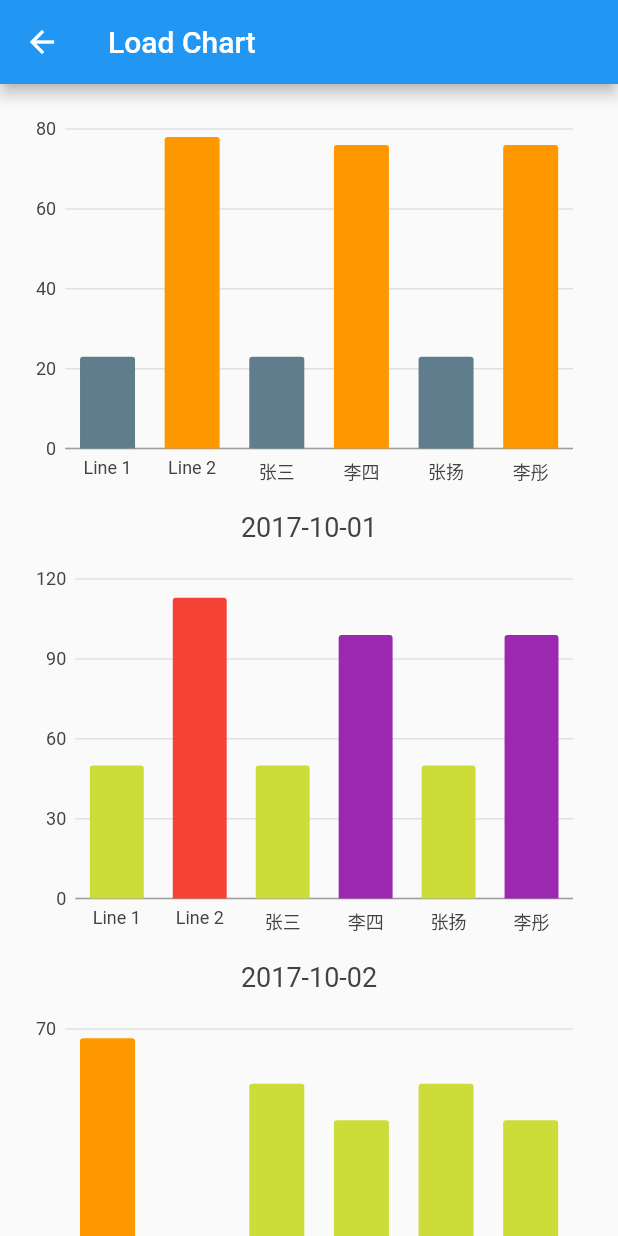
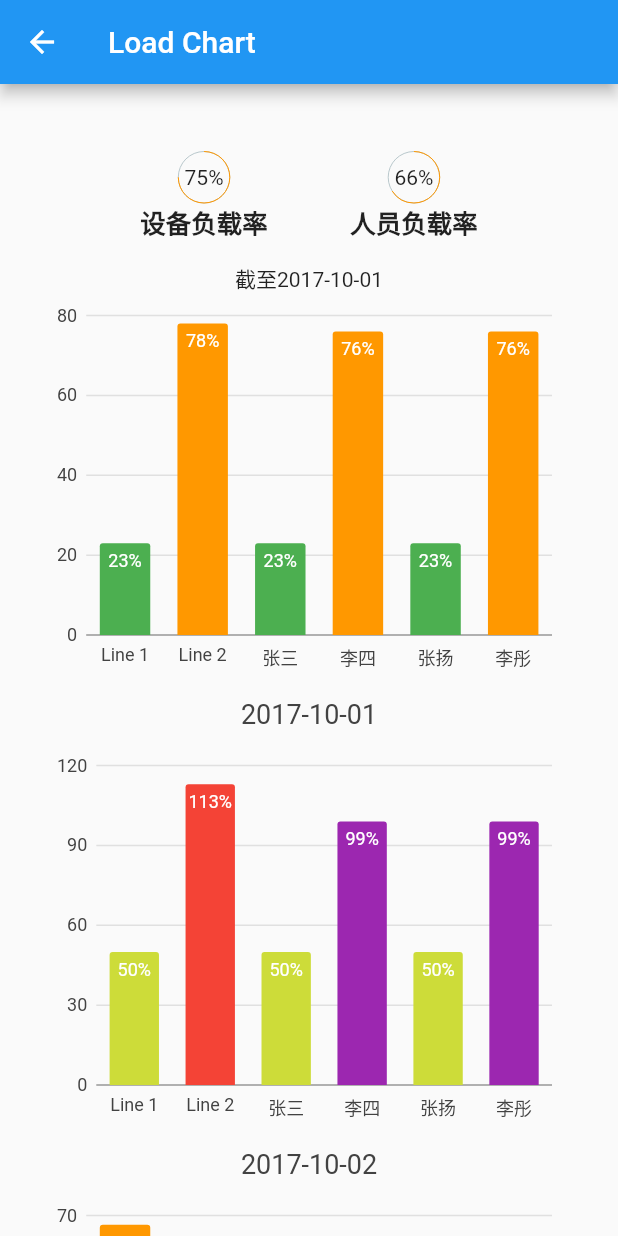
Before and after one commit to CCl4-NJU/gantt_flutter, a Flutter app: the screen it shows after launch, in the side drawer, after a tap on "Resource Load", on a phone screen of 412 x 824 dp. Run offline on Flutter 3.47's test engine with Material 2 defaults, Android fonts, the phone set to English and light mode, and no system bars; drawn by our look-alikes of percent_indicator; our stand-ins replace charts_flutter; missing offline and left inert: date_utils.

Commit message:
resource load page with load sum circular

```diff
--- a/lib/calendar_demo/gantt_chart/load_demo_page.dart
+++ b/lib/calendar_demo/gantt_chart/load_demo_page.dart
@@ -1,15 +1,16 @@
 import 'package:flutter/material.dart';
 import 'package:charts_flutter/flutter.dart' as charts;
+import 'package:percent_indicator/percent_indicator.dart';
 
 import 'models.dart';
 
 var bar_colors = [
-  charts.ColorUtil.fromDartColor(Colors.lightBlue),
-  charts.ColorUtil.fromDartColor(Colors.blueGrey),
-  charts.ColorUtil.fromDartColor(Colors.lime),
-  charts.ColorUtil.fromDartColor(Colors.orange),
-  charts.ColorUtil.fromDartColor(Colors.purple),
-  charts.ColorUtil.fromDartColor(Colors.red),
+  Colors.lightBlue,
+  Colors.green,
+  Colors.lime,
+  Colors.orange,
+  Colors.purple,
+  Colors.red,
 ];
 
 class LoadDemoPage extends StatefulWidget {
@@ -18,7 +19,7 @@ class LoadDemoPage extends StatefulWidget {
 }
 
 class LoadDemoPageState extends State<LoadDemoPage> {
-  var _data_rows = <RowData>[];
+  final _data_rows = <RowData>[];
   int _device_load = 0;
   int _human_load = 0;
 
@@ -78,8 +79,8 @@ class LoadDemoPageState extends State<LoadDemoPage> {
       appBar: AppBar(
         title: Text('Load Chart'),
       ),
-      body: Container(
-        child: _buildCharts(),
+      body: Stack(
+        children: [_buildCharts()],
       ),
     );
   }
@@ -92,11 +93,60 @@ class LoadDemoPageState extends State<LoadDemoPage> {
   }
 
   Widget _buildCharts() {
+    List<Widget> listViews = <Widget>[];
+
+    //在此处添加设备占用率
+    var data = [_device_load, _human_load];
+    var text = ['设备负载率', '人员负载率'];
+    List<Widget> load_sum_items = [];
+    Widget content;
+
+    for (int i = 0; i < 2; i++) {
+      double percent = data[i] / 100.0;
+
+      load_sum_items.add(new CircularPercentIndicator(
+        radius: MediaQuery.of(context).size.width / 12,
+        lineWidth: (MediaQuery.of(context).size.width ~/ 540) * 4.0,
+        percent: data[i] / 100.0,
+        center: new Text(data[i].toString() + '%'),
+        progressColor: bar_colors[data[i] ~/ 20],
+        footer: new Text(
+          text[i],
+          style: new TextStyle(fontWeight: FontWeight.bold, fontSize: 17.0),
+        ),
+      ));
+
+      if (i == 0) {
+        load_sum_items.add(new Padding(
+          padding: EdgeInsets.symmetric(
+              horizontal: MediaQuery.of(context).size.width / 15),
+        ));
+      }
+    }
+
+    content = new Row(
+      mainAxisAlignment: MainAxisAlignment.center,
+      children: load_sum_items,
+    );
+
+    listViews.add(new Container(
+      padding: EdgeInsets.all(15.0),
+      child: content,
+    ));
+
+    listViews.add(new Center(
+      child: new Text('截至2017-10-01'),
+    ));
+
+    for (int i = 0; i < _data_rows.length; i++) {
+      listViews.add(_buildRow(_data_rows[i]));
+    }
+
     return new ListView.builder(
-      padding: const EdgeInsets.all(16.0),
-      itemCount: _data_rows.length,
+      padding: const EdgeInsets.all(30.0),
+      itemCount: listViews.length,
       itemBuilder: (context, i) {
-        return _buildRow(_data_rows[i]);
+        return listViews[i];
       },
     );
   }
@@ -108,7 +158,10 @@ Widget getBar(List<BarLoad> dataBar, String date) {
       data: dataBar,
       domainFn: (BarLoad load, _) => load.resource,
       measureFn: (BarLoad load, _) => load.load_percent,
-      colorFn: (BarLoad load, _) => bar_colors[load.load_percent ~/ 20],
+      colorFn: (BarLoad load, _) =>
+          charts.ColorUtil.fromDartColor(bar_colors[load.load_percent ~/ 20]),
+      labelAccessorFn: (BarLoad load, _) =>
+          (load.load_percent.toString() + '%'),
       id: 'Load',
     )
   ];
@@ -121,5 +174,6 @@ Widget getBar(List<BarLoad> dataBar, String date) {
           titleOutsideJustification:
               charts.OutsideJustification.middleDrawArea),
     ],
+    barRendererDecorator: new charts.BarLabelDecorator<String>(),
   );
 }
```
